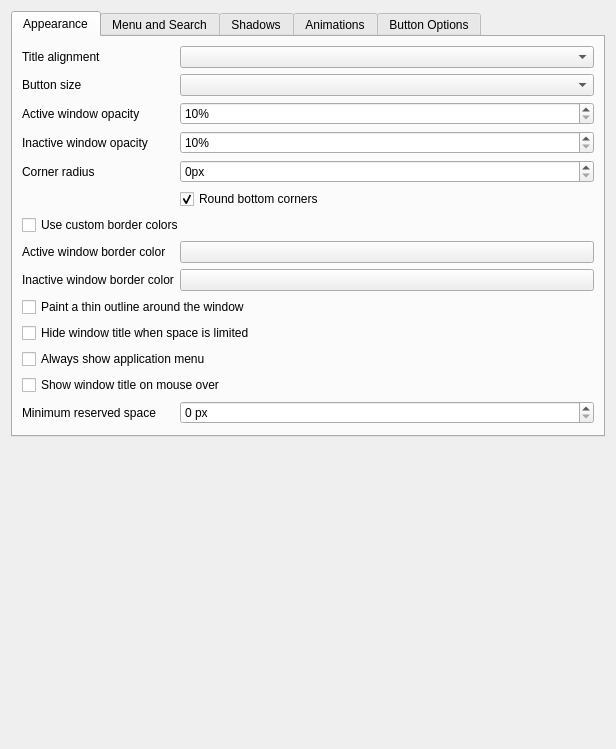
The window that src/kcm/config.ui (guiodic/material-decoration) describes before a commit, drawn with Qt 5.
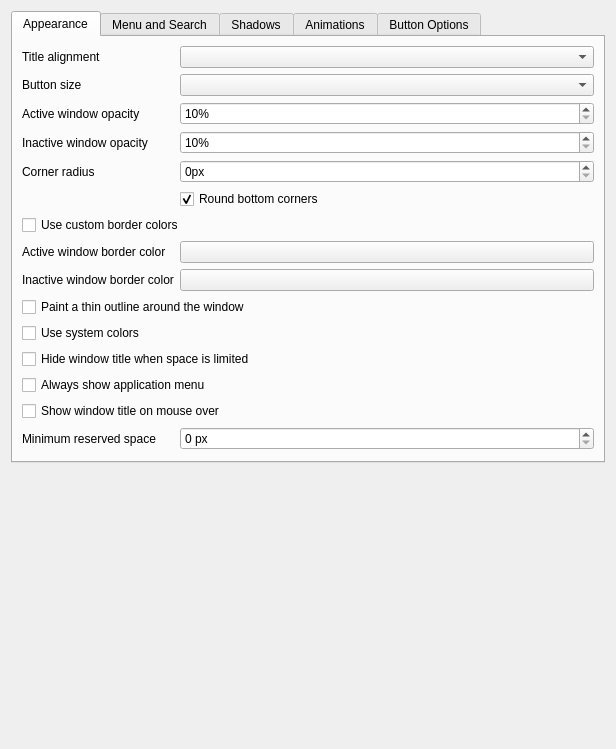
The same window after the commit. Custom widgets are drawn as their Qt base class.

Commit message: Implement system colors for menu buttons / make it configurable

What changed in the file:
```diff
--- a/src/kcm/config.ui
+++ b/src/kcm/config.ui
@@ -157,34 +157,41 @@
         </widget>
        </item>
        <item row="10" column="0" colspan="2">
+        <widget class="QCheckBox" name="kcfg_UseSystemColors">
+         <property name="text">
+          <string>Use system colors</string>
+         </property>
+        </widget>
+       </item>
+       <item row="11" column="0" colspan="2">
         <widget class="QCheckBox" name="kcfg_HideCaptionWhenLimitedSpace">
          <property name="text">
           <string>Hide window title when space is limited</string>
          </property>
         </widget>
        </item>
-       <item row="11" column="0" colspan="2">
+       <item row="12" column="0" colspan="2">
         <widget class="QCheckBox" name="kcfg_MenuAlwaysShow">
          <property name="text">
           <string>Always show application menu</string>
          </property>
         </widget>
        </item>
-       <item row="12" column="0" colspan="2">
+       <item row="13" column="0" colspan="2">
         <widget class="QCheckBox" name="kcfg_ShowCaptionOnHover">
          <property name="text">
           <string>Show window title on mouse over</string>
          </property>
         </widget>
        </item>
-       <item row="13" column="0">
+       <item row="14" column="0">
         <widget class="QLabel" name="label_minWidthForCaption">
          <property name="text">
           <string>Minimum reserved space</string>
          </property>
         </widget>
        </item>
-       <item row="13" column="1">
+       <item row="14" column="1">
         <widget class="QSpinBox" name="kcfg_MinWidthForCaption">
          <property name="suffix">
           <string> px</string>
```
The commit also changes 11 other files.
